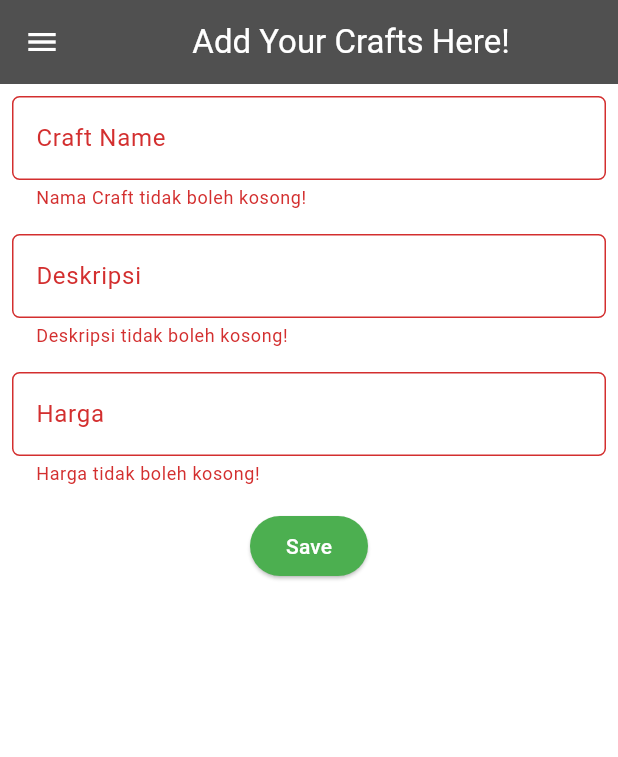
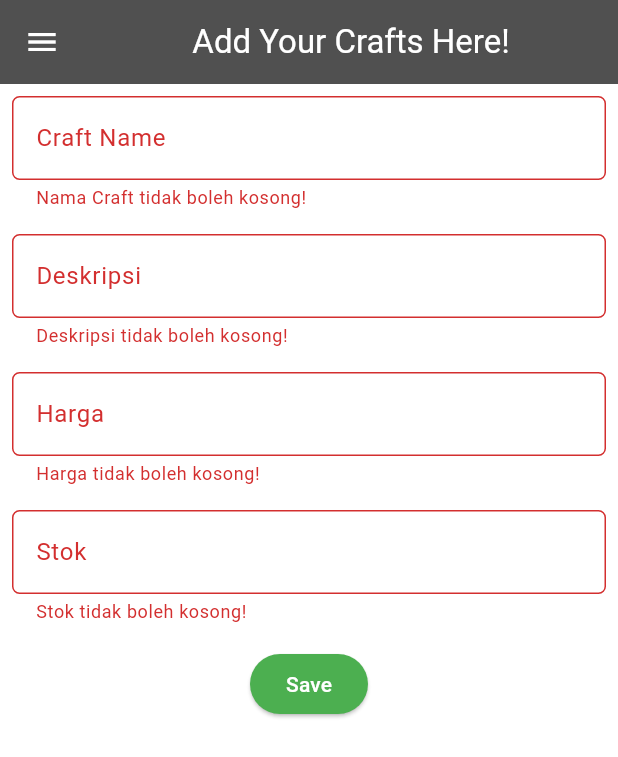
Before and after one commit to sezzauraghaniya/craftics-cart-mobile, a Flutter app: the CraftEntryFormPage screen opened directly, after a tap on "Save", on a phone screen of 412 x 824 dp. Shown: the top 757 px of the screen. Run offline on Flutter 3.47's test engine with Material 3 defaults, Android fonts, the phone set to English and light mode, and no system bars; missing offline and left inert: pbp_django_auth.

Commit message:
Edit Stock

```diff
--- a/lib/screens/craftentry_form.dart
+++ b/lib/screens/craftentry_form.dart
@@ -18,6 +18,7 @@ class _CraftEntryFormPageState extends State<CraftEntryFormPage> {
   String _craft = "";
   String _description = "";
   int _craftprice = 0;
+  int _stock = 0;
 
   @override
   Widget build(BuildContext context) {
@@ -107,8 +108,37 @@ class _CraftEntryFormPageState extends State<CraftEntryFormPage> {
                   if (int.tryParse(value) == null) {
                     return "Harga harus berupa angka!";
                   }
-                  if (int.tryParse(value)!  <= 0) {
+                  if (int.tryParse(value)! <= 0) {
                     return "Harga harus berupa angka positif!";
+                  }
+                  return null;
+                },
+              ),
+            ),
+            Padding(
+              padding: const EdgeInsets.all(8.0),
+              child: TextFormField(
+                decoration: InputDecoration(
+                  hintText: "Stok",
+                  labelText: "Stok",
+                  border: OutlineInputBorder(
+                    borderRadius: BorderRadius.circular(5.0),
+                  ),
+                ),
+                onChanged: (String? value) {
+                  setState(() {
+                    _craftprice = int.tryParse(value!) ?? 0;
+                  });
+                },
+                validator: (String? value) {
+                  if (value == null || value.isEmpty) {
+                    return "Stok tidak boleh kosong!";
+                  }
+                  if (int.tryParse(value) == null) {
+                    return "Stok harus berupa angka!";
+                  }
+                  if (int.tryParse(value)! <= 0) {
+                    return "Stok harus berupa angka positif!";
                   }
                   return null;
                 },
@@ -120,7 +150,8 @@ class _CraftEntryFormPageState extends State<CraftEntryFormPage> {
                 padding: const EdgeInsets.all(8.0),
                 child: ElevatedButton(
                   style: ButtonStyle(
-                  backgroundColor: MaterialStateProperty.all(Colors.green), // Ubah warna ke hijau
+                    backgroundColor: MaterialStateProperty.all(
+                        Colors.green), // Ubah warna ke hijau
                   ),
                   onPressed: () async {
                     if (_formKey.currentState!.validate()) {
@@ -132,6 +163,7 @@ class _CraftEntryFormPageState extends State<CraftEntryFormPage> {
                           'name': _craft,
                           'description': _description.toString(),
                           'price': _craftprice.toString(),
+                          'stock': _stock.toString(),
                           // TODO: Sesuaikan field data sesuai dengan aplikasimu
                         }),
                       );
@@ -143,7 +175,8 @@ class _CraftEntryFormPageState extends State<CraftEntryFormPage> {
                           ));
                           Navigator.pushReplacement(
                             context,
-                                  MaterialPageRoute(builder: (context) => MyHomePage()),
+                            MaterialPageRoute(
+                                builder: (context) => MyHomePage()),
                           );
                         } else {
                           ScaffoldMessenger.of(context)
@@ -163,8 +196,7 @@ class _CraftEntryFormPageState extends State<CraftEntryFormPage> {
               ),
             ),
           ],
-          )
-        ),
+        )),
       ),
     );
   }
--- a/lib/screens/list_craftentry.dart
+++ b/lib/screens/list_craftentry.dart
@@ -75,6 +75,8 @@ class _CraftEntryPageState extends State<CraftEntryPage> {
                       Text("${snapshot.data![index].fields.price}"),
                       const SizedBox(height: 10),
                       Text("${snapshot.data![index].fields.description}"),
+                      const SizedBox(height: 10),
+                      Text("${snapshot.data![index].fields.stock}"),
                     ],
                   ),
                 ),
```
Also changed, not shown: lib/models/craft_entry.dart (+9 -2 lines). Lines whose indentation alone changed are shown as unchanged.
